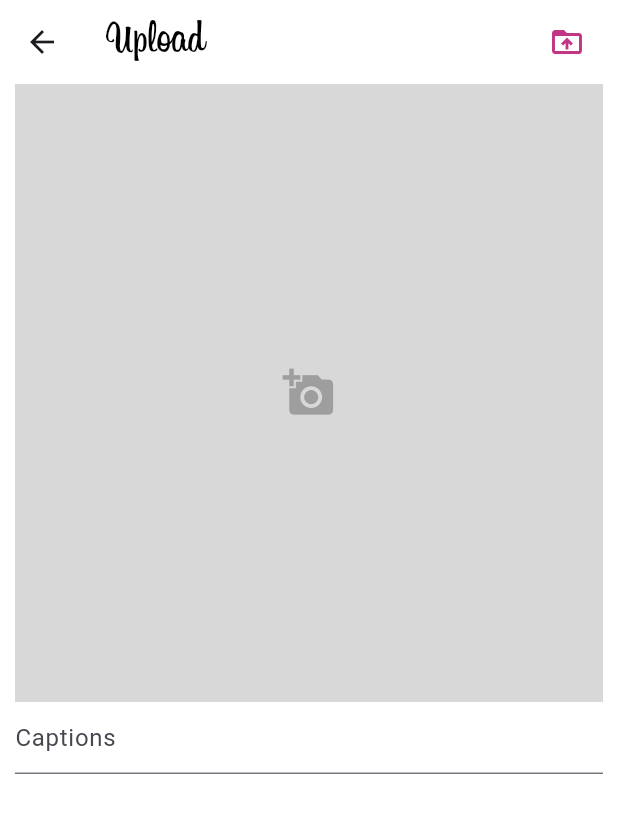
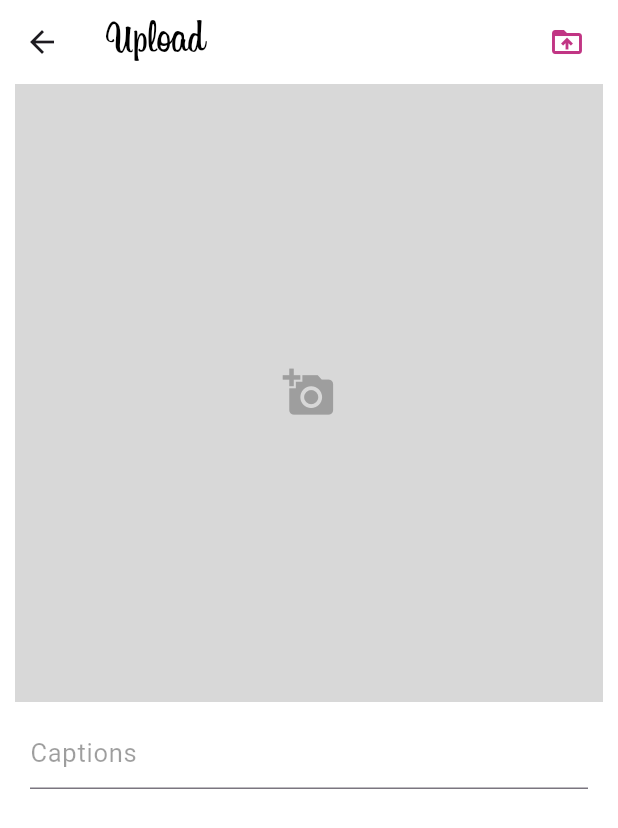
Before and after one commit to Sarvarbek20020506/myinstaclone, a Flutter app: the MyPostCreatePage screen opened directly, on a phone screen of 412 x 824 dp. Shown: the top 828 px of the screen. Run offline on Flutter 3.47's test engine with Material 2 defaults, Android fonts, the phone set to English and light mode, and no system bars; our stand-ins replace cached_network_image, cloud_firestore, eva_icons_flutter, firebase_auth, firebase_core, firebase_storage and 2 more; missing offline and left inert: platform_device_id; accounts and stored records are empty.

```diff
--- a/lib/pages/MypostCeare_page.dart
+++ b/lib/pages/MypostCeare_page.dart
@@ -178,13 +178,17 @@ class _MyPostCreatePageState extends State<MyPostCreatePage> {
 
 
                   Container(
+                    margin: EdgeInsets.only(left: 10, right: 10, top: 10),
                     child: TextField(
                       controller: captionController,
+                      style: TextStyle(color: Colors.black),
                       keyboardType: TextInputType.multiline,
                       minLines: 1,
                       maxLines: 5,
                       decoration: InputDecoration(
                         hintText: "Captions",
+                          hintStyle:
+                          TextStyle(fontSize: 17, color: Colors.black38),
                       ),
                     ),
                   ),
```
